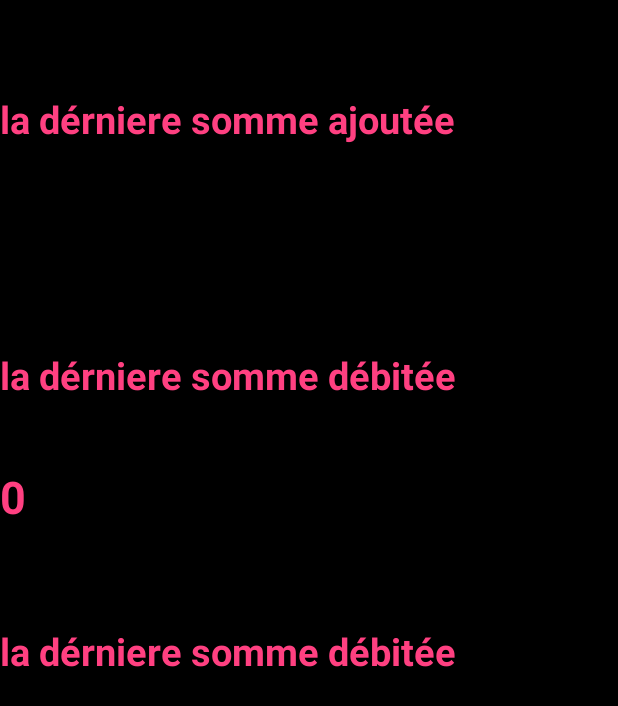
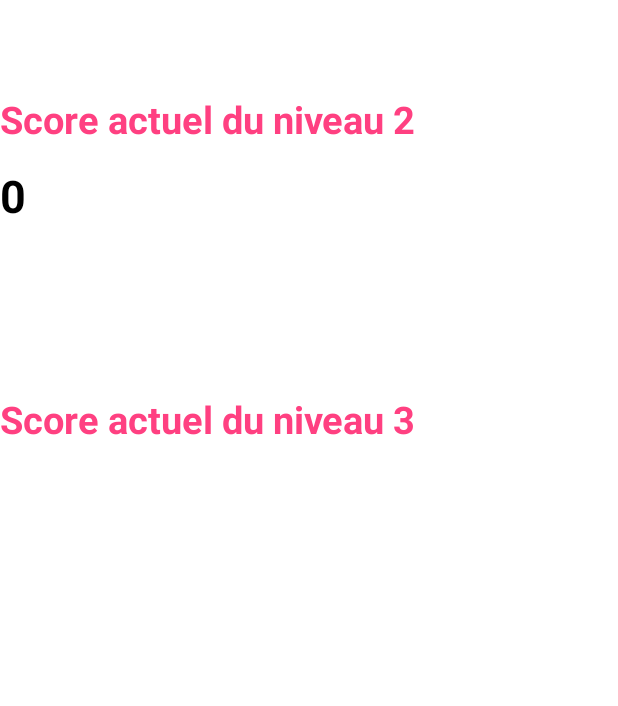
Before and after one commit to achouroutaleb/PuzzleAttack, an Android app: the score screen opened directly, with no data from a screen before it, on a phone screen of 412 x 824 dp. Shown: the top 706 px of the screen. Run offline under Robolectric (Android 15) with nearby library versions, the phone set to English and light mode, and no system bars; 1 statement that could not run was skipped.

Commit message:
final commit

```diff
--- a/app/src/main/AndroidManifest.xml
+++ b/app/src/main/AndroidManifest.xml
@@ -4,7 +4,7 @@
 
     <application
         android:allowBackup="true"
-        android:icon="@mipmap/ic_launcher"
+        android:icon="@mipmap/app_icon"
         android:label="@string/app_name"
         android:configChanges="orientation"
 
--- a/app/src/main/java/com/example/mazigh_zizou/puzzleattack_master/menu.java
+++ b/app/src/main/java/com/example/mazigh_zizou/puzzleattack_master/menu.java
@@ -48,7 +48,7 @@ public class menu  extends Activity {
         switch (id) {
             case alertDialogueHowToPlay:    // pour le boutton de how to play : création des AlertDialogue lors de l'appuie sur notre boutton
                 builder = new AlertDialog.Builder(this);
-                builder.setMessage("notre message");
+                builder.setMessage("-  Résoudre le Puzzle en allignant 3 images identiques ( ou plus )\n -  vous avez 2 tentatives pour chaque niveau \n -  Essayez d'avoir un meuilleur Score  ");
                 //builder.setIcon(R.drawable.blue);
 
                 builder.setTitle("HowToPlay");
@@ -63,7 +63,7 @@ public class menu  extends Activity {
             case alertDialogueAbout: // pour le boutton about : création des AlertDialogue lors de l'appuie sur notre boutton
 
                 builder = new AlertDialog.Builder(this);
-                builder.setMessage("notre message");
+                builder.setMessage("Puzzle Attack Created by: \n-  Outaleb Achour \n-  Aoudjit Athmane");
                 builder.setTitle("About");
                 builder.setIcon(R.drawable.about);
                 builder.setCancelable(true);
--- a/app/src/main/java/com/example/mazigh_zizou/puzzleattack_master/score.java
+++ b/app/src/main/java/com/example/mazigh_zizou/puzzleattack_master/score.java
@@ -1,3 +1,4 @@
+
 
         package com.example.mazigh_zizou.puzzleattack_master;
 
@@ -24,8 +25,8 @@ public class score extends Activity {
         setContentView(R.layout.score);
 
         scoreLevel3 = (TextView) findViewById(R.id.afficheur_level3);
-        scoreLevel2 = (TextView) findViewById(R.id.afficheur_level2);
-        scoreLevel1= (TextView) findViewById(R.id.afficheur_level1);
+        scoreLevel2 = (TextView) findViewById(R.id.score_level2);
+       // scoreLevel1= (TextView) findViewById(R.id.best_level2);
 
 
         SharedPreferences shareLevel3 = this.getSharedPreferences("level3", Context.MODE_PRIVATE);
@@ -61,9 +62,9 @@ public class score extends Activity {
         scoreLevel2.setText(""+aff);
 
 
-        SharedPreferences shareLevel1 = this.getSharedPreferences("level1", Context.MODE_PRIVATE);
+       /* SharedPreferences shareLevel1 = this.getSharedPreferences("level1", Context.MODE_PRIVATE);
         String mazigho = shareLevel1.getString("ScoreLevel1", " ");
-        scoreLevel1.setText(""+mazigho);
+        scoreLevel1.setText(""+mazigho);*/
 
 
     }
--- a/app/src/main/res/layout/score.xml
+++ b/app/src/main/res/layout/score.xml
@@ -5,80 +5,57 @@
     android:layout_width="match_parent"
     android:layout_height="match_parent"
 
+    android:background="@android:color/background_light"
     tools:context="com.example.mazigh_zizou.puzzleattack_master.score">
 
     <TextView
-        android:text="la dérniere somme ajoutée"
+        android:id="@+id/textView9"
         android:layout_width="match_parent"
         android:layout_height="wrap_content"
+        android:layout_alignParentEnd="true"
+        android:layout_alignParentRight="true"
         android:layout_alignParentTop="true"
         android:layout_marginTop="62dp"
-        android:id="@+id/textView9"
-        android:textStyle="bold"
-        android:layout_alignParentRight="true"
-        android:layout_alignParentEnd="true"
+        android:text="Score actuel du niveau 2"
+        android:textColor="@color/colorAccent"
         android:textSize="4mm"
-        android:textColor="@color/colorAccent" />
+        android:textStyle="bold" />
+
     <TextView
-        android:text="la dérniere somme débitée"
+        android:id="@+id/textView10"
         android:layout_width="match_parent"
         android:layout_height="wrap_content"
-        android:id="@+id/textView8"
+        android:layout_alignParentLeft="true"
+        android:layout_below="@+id/score_level2"
+        android:layout_marginTop="111dp"
+        android:text="Score actuel du niveau 3"
+        android:textColor="@color/colorAccent"
         android:textSize="4mm"
-        android:textStyle="bold"
-        android:textColor="@color/colorAccent"
-        android:layout_below="@+id/textView9"
-        android:layout_alignParentLeft="true"
-        android:layout_marginTop="136dp" />
+        android:textStyle="bold" />
+
     <TextView
-        android:text="la dérniere somme débitée"
+        android:id="@+id/score_level2"
         android:layout_width="match_parent"
         android:layout_height="wrap_content"
-        android:id="@+id/textView10"
-        android:textSize="4mm"
+        android:layout_marginTop="13dp"
+        android:text="TextView"
+        android:textColor="@android:color/black"
+        android:textSize="30sp"
         android:textStyle="bold"
-        android:textColor="@color/colorAccent"
-        android:layout_marginTop="65dp"
-        android:layout_below="@+id/afficheur_level2"
+        android:layout_below="@+id/textView9"
         android:layout_alignParentLeft="true" />
+
     <TextView
-        android:text="TextView"
+        android:id="@+id/afficheur_level3"
         android:layout_width="match_parent"
         android:layout_height="wrap_content"
-        android:id="@+id/afficheur_level1"
+        android:layout_alignParentRight="true"
+        android:layout_below="@+id/textView10"
+        android:layout_marginTop="16dp"
+        android:text="TextView"
+        android:textColor="@android:color/black"
         android:textSize="30sp"
-        android:textStyle="bold"
-        android:textColor="@color/colorAccent"
-        android:layout_below="@+id/textView9"
-        android:layout_alignParentLeft="true"
-        android:layout_marginTop="13dp" />
-
-    <TextView
-        android:text="TextView"
-        android:layout_width="match_parent"
-        android:layout_height="wrap_content"
-        android:id="@+id/afficheur_level2"
-        android:textSize="30sp"
-        android:textStyle="bold"
-        android:layout_marginTop="43dp"
-        android:textColor="@color/colorAccent"
-        android:layout_below="@+id/textView8"
-        android:layout_alignParentLeft="true"
-        android:layout_alignParentStart="true" />
-    <TextView
-        android:text="TextView"
-        android:layout_width="match_parent"
-        android:layout_height="wrap_content"
-        android:id="@+id/afficheur_level3"
-        android:textSize="30sp"
-        android:textStyle="bold"
-        android:layout_marginTop="43dp"
-        android:textColor="@color/colorAccent"
-        android:layout_below="@+id/textView10"
-        android:layout_alignParentLeft="true"
-        android:layout_alignParentStart="true" />
-
-
+        android:textStyle="bold" />
 
 
 </RelativeLayout>
--- a/app/src/main/res/values/strings.xml
+++ b/app/src/main/res/values/strings.xml
@@ -1,4 +1,4 @@
 <?xml version="1.0" encoding="utf-8"?>
 <resources>
-    <string name="app_name" translatable="false">puzzleAttack_Master</string>
+    <string name="app_name" translatable="false">puzzleAttack</string>
 </resources>
```
Also changed, not shown: app/src/main/java/com/example/mazigh_zizou/puzzleattack_master/MainActivityView.java (+20 -18 lines), app/src/main/res/layout/menu.xml (+6 -4 lines), app/src/main/app_icon-web.png (added), app/src/main/res/drawable/luncher.jpg (added), app/src/main/res/mipmap-hdpi/app_icon.png (added), app/src/main/res/mipmap-hdpi/ic_launcher_round.png (deleted), app/src/main/res/mipmap-mdpi/app_icon.png (added), app/src/main/res/mipmap-mdpi/ic_launcher_round.png (deleted), app/src/main/res/mipmap-xhdpi/app_icon.png (added), app/src/main/res/mipmap-xhdpi/ic_launcher_round.png (deleted), app/src/main/res/mipmap-xxhdpi/app_icon.png (added), app/src/main/res/mipmap-xxhdpi/ic_launcher_round.png (deleted), app/src/main/res/mipmap-xxxhdpi/app_icon.png (added), app/src/main/res/mipmap-xxxhdpi/ic_launcher_round.png (deleted). Lines whose indentation alone changed are shown as unchanged.
